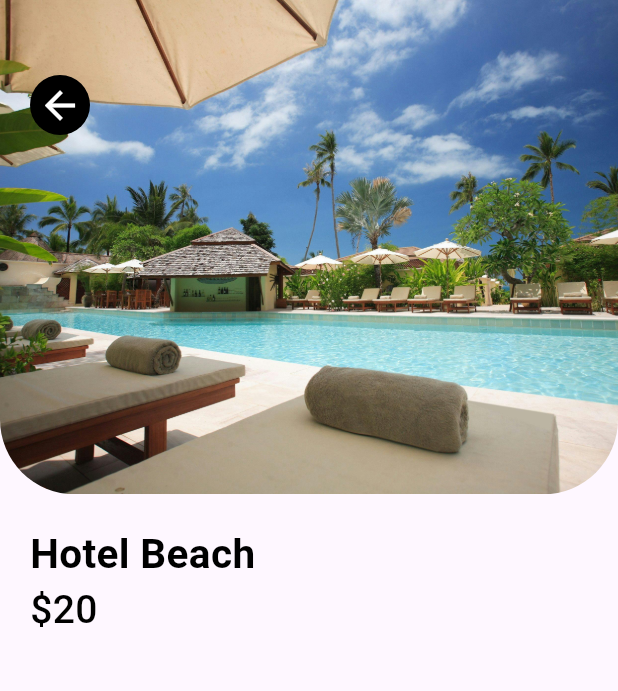
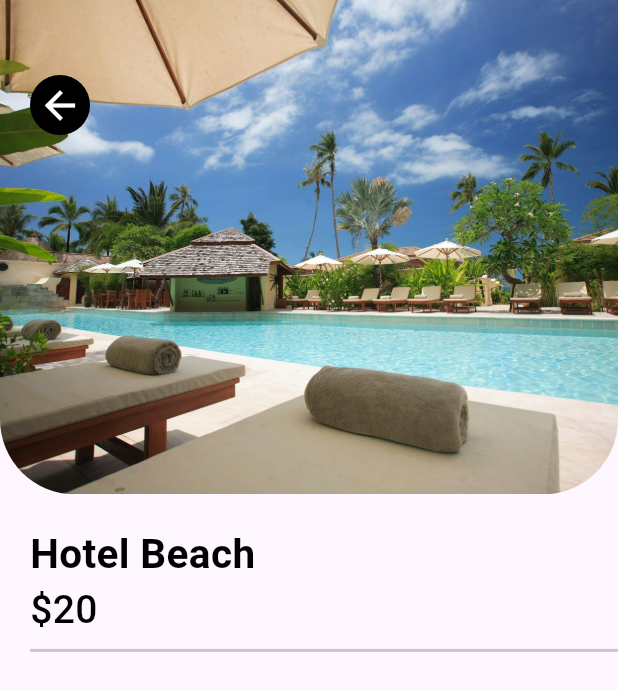
Before and after one commit to Alvin11David/HOTEL-BOOKING-APP, a Flutter app: the screen it shows after launch, on a phone screen of 412 x 824 dp. Shown: the top 691 px of the screen. Run offline on Flutter 3.47's test engine with Material 3 defaults, Android fonts, the phone set to English and light mode, and no system bars.

```diff
--- a/hotel_booking_app/lib/pages/detail_page.dart
+++ b/hotel_booking_app/lib/pages/detail_page.dart
@@ -56,6 +56,7 @@ class _DetailPageState extends State<DetailPage> {
                   SizedBox(height: 20),
                   Text("Hotel Beach", style: AppWidget.headlinetextstyle(27)),
                   Text("\$20",style: AppWidget.normaltextstyle(26)),
+                  Divider(thickness: 2,)
                 ],
               ),
             )
```
